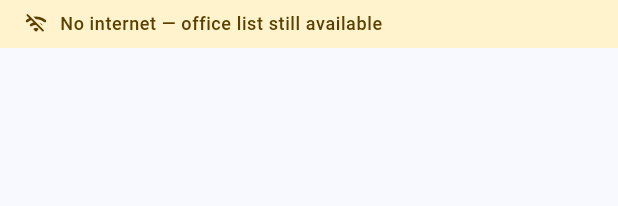
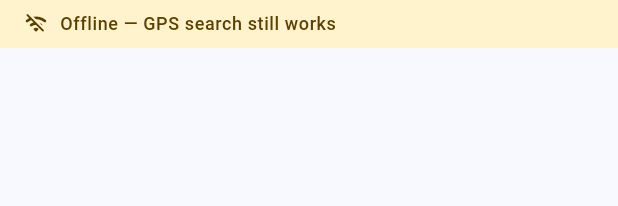
Before and after one commit to symonxdd/lm-plus-locator, a Flutter app: the _BannerContent widget shown alone on an empty page, opened directly, on a phone screen of 412 x 824 dp. Shown: the top 206 px of the screen. Run offline on Flutter 3.47's test engine with Material 3 defaults, Android fonts, the phone set to English and light mode, and no system bars; our stand-ins replace cloud_firestore, connectivity_plus, firebase_auth, firebase_core, geocoding, geolocator and 5 more; accounts and stored records are empty.

Commit message:
fix(ui): handle offline state in address search and refine offline strings
- Address search sheet now subscribes to ConnectivityService:
  typing while offline shows 'Offline — only GPS search available'
  on the field immediately; Search button is disabled; autocomplete
  call is skipped entirely
- Offline banner string updated to 'Offline — GPS search still works'
  (was vague 'No internet — office list still available')
- Java 8 javac warning suppressed in android/build.gradle.kts via
  -Xlint:-options on all subprojects (root cause is in plugin code
  we don't own; this silences the noise until plugins fix it)
- New ARB key addressSearchOfflineError added in NL/EN/FR/DE

Co-Authored-By: Claude Sonnet 4.6 <noreply@anthropic.com>

```diff
--- a/lib/l10n/app_de.arb
+++ b/lib/l10n/app_de.arb
@@ -80,7 +80,8 @@
   "favoritesEmptySubtitle": "Tippe auf das Lesezeichen einer Bürokarte, um sie zu speichern.",
   "favoriteAddTooltip": "Büro speichern",
   "favoriteRemoveTooltip": "Aus Gespeicherten entfernen",
-  "offlineBannerMessage": "Kein Internet — Büroliste noch verfügbar",
+  "offlineBannerMessage": "Offline — GPS-Suche funktioniert noch",
+  "addressSearchOfflineError": "Offline — nur GPS-Suche verfügbar",
   "openingHoursTitle": "Öffnungszeiten",
   "openingHoursClosed": "Geschlossen",
   "openingHoursTodayLabel": "(heute)",
--- a/lib/l10n/app_en.arb
+++ b/lib/l10n/app_en.arb
@@ -80,7 +80,8 @@
   "favoritesEmptySubtitle": "Tap the bookmark on any office card to save it.",
   "favoriteAddTooltip": "Save office",
   "favoriteRemoveTooltip": "Remove from saved",
-  "offlineBannerMessage": "No internet — office list still available",
+  "offlineBannerMessage": "Offline — GPS search still works",
+  "addressSearchOfflineError": "Offline — only GPS search available",
   "openingHoursTitle": "Opening hours",
   "openingHoursClosed": "Closed",
   "openingHoursTodayLabel": "(today)",
--- a/lib/l10n/app_fr.arb
+++ b/lib/l10n/app_fr.arb
@@ -80,7 +80,8 @@
   "favoritesEmptySubtitle": "Appuyez sur le signet d'une fiche de bureau pour l'enregistrer.",
   "favoriteAddTooltip": "Enregistrer le bureau",
   "favoriteRemoveTooltip": "Retirer des enregistrés",
-  "offlineBannerMessage": "Pas d'internet — la liste des bureaux reste disponible",
+  "offlineBannerMessage": "Hors ligne — la recherche GPS fonctionne toujours",
+  "addressSearchOfflineError": "Hors ligne — seule la recherche GPS est disponible",
   "openingHoursTitle": "Heures d'ouverture",
   "openingHoursClosed": "Fermé",
   "openingHoursTodayLabel": "(aujourd'hui)",
--- a/lib/l10n/app_localizations.dart
+++ b/lib/l10n/app_localizations.dart
@@ -582,11 +582,17 @@ abstract class AppLocalizations {
   /// **'Verwijder uit opgeslagen'**
   String get favoriteRemoveTooltip;
 
-  /// Thin banner shown at the top of the screen when the device has no internet connection. Reassures the user that the office list (bundled in the app) still works offline.
+  /// Thin banner shown at the top of the screen when the device has no internet connection. Reassures the user that GPS-based office search still works offline.
   ///
   /// In nl, this message translates to:
-  /// **'Geen internet — kantoorlijst nog beschikbaar'**
+  /// **'Offline — zoeken via GPS werkt nog'**
   String get offlineBannerMessage;
+
+  /// Error shown on the address search field when the user tries to search by address while offline. Directs them to use GPS instead.
+  ///
+  /// In nl, this message translates to:
+  /// **'Offline — enkel zoeken via GPS beschikbaar'**
+  String get addressSearchOfflineError;
 
   /// Title of the bottom sheet that shows the full weekly opening hours for an office.
   ///
--- a/lib/l10n/app_localizations_de.dart
+++ b/lib/l10n/app_localizations_de.dart
@@ -276,7 +276,10 @@ class AppLocalizationsDe extends AppLocalizations {
   String get favoriteRemoveTooltip => 'Aus Gespeicherten entfernen';
 
   @override
-  String get offlineBannerMessage => 'Kein Internet — Büroliste noch verfügbar';
+  String get offlineBannerMessage => 'Offline — GPS-Suche funktioniert noch';
+
+  @override
+  String get addressSearchOfflineError => 'Offline — nur GPS-Suche verfügbar';
 
   @override
   String get openingHoursTitle => 'Öffnungszeiten';
--- a/lib/l10n/app_localizations_en.dart
+++ b/lib/l10n/app_localizations_en.dart
@@ -274,8 +274,10 @@ class AppLocalizationsEn extends AppLocalizations {
   String get favoriteRemoveTooltip => 'Remove from saved';
 
   @override
-  String get offlineBannerMessage =>
-      'No internet — office list still available';
+  String get offlineBannerMessage => 'Offline — GPS search still works';
+
+  @override
+  String get addressSearchOfflineError => 'Offline — only GPS search available';
 
   @override
   String get openingHoursTitle => 'Opening hours';
--- a/lib/l10n/app_localizations_fr.dart
+++ b/lib/l10n/app_localizations_fr.dart
@@ -278,7 +278,11 @@ class AppLocalizationsFr extends AppLocalizations {
 
   @override
   String get offlineBannerMessage =>
-      'Pas d\'internet — la liste des bureaux reste disponible';
+      'Hors ligne — la recherche GPS fonctionne toujours';
+
+  @override
+  String get addressSearchOfflineError =>
+      'Hors ligne — seule la recherche GPS est disponible';
 
   @override
   String get openingHoursTitle => 'Heures d\'ouverture';
--- a/lib/l10n/app_localizations_nl.dart
+++ b/lib/l10n/app_localizations_nl.dart
@@ -274,8 +274,11 @@ class AppLocalizationsNl extends AppLocalizations {
   String get favoriteRemoveTooltip => 'Verwijder uit opgeslagen';
 
   @override
-  String get offlineBannerMessage =>
-      'Geen internet — kantoorlijst nog beschikbaar';
+  String get offlineBannerMessage => 'Offline — zoeken via GPS werkt nog';
+
+  @override
+  String get addressSearchOfflineError =>
+      'Offline — enkel zoeken via GPS beschikbaar';
 
   @override
   String get openingHoursTitle => 'Openingsuren';
--- a/lib/l10n/app_nl.arb
+++ b/lib/l10n/app_nl.arb
@@ -345,9 +345,13 @@
   "@favoriteRemoveTooltip": {
     "description": "Tooltip for the bookmark button on an office card when the office is already saved."
   },
-  "offlineBannerMessage": "Geen internet — kantoorlijst nog beschikbaar",
+  "offlineBannerMessage": "Offline — zoeken via GPS werkt nog",
   "@offlineBannerMessage": {
-    "description": "Thin banner shown at the top of the screen when the device has no internet connection. Reassures the user that the office list (bundled in the app) still works offline."
+    "description": "Thin banner shown at the top of the screen when the device has no internet connection. Reassures the user that GPS-based office search still works offline."
+  },
+  "addressSearchOfflineError": "Offline — enkel zoeken via GPS beschikbaar",
+  "@addressSearchOfflineError": {
+    "description": "Error shown on the address search field when the user tries to search by address while offline. Directs them to use GPS instead."
   },
   "openingHoursTitle": "Openingsuren",
   "@openingHoursTitle": {
```
Also changed, not shown: lib/widgets/address_search_sheet.dart (+25 -4 lines), 1 other file.
